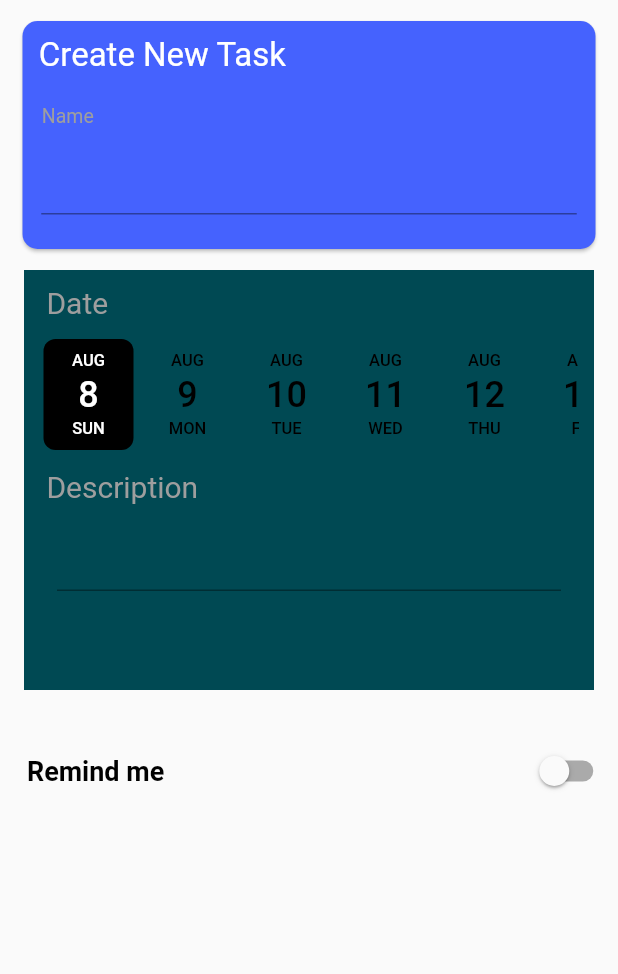
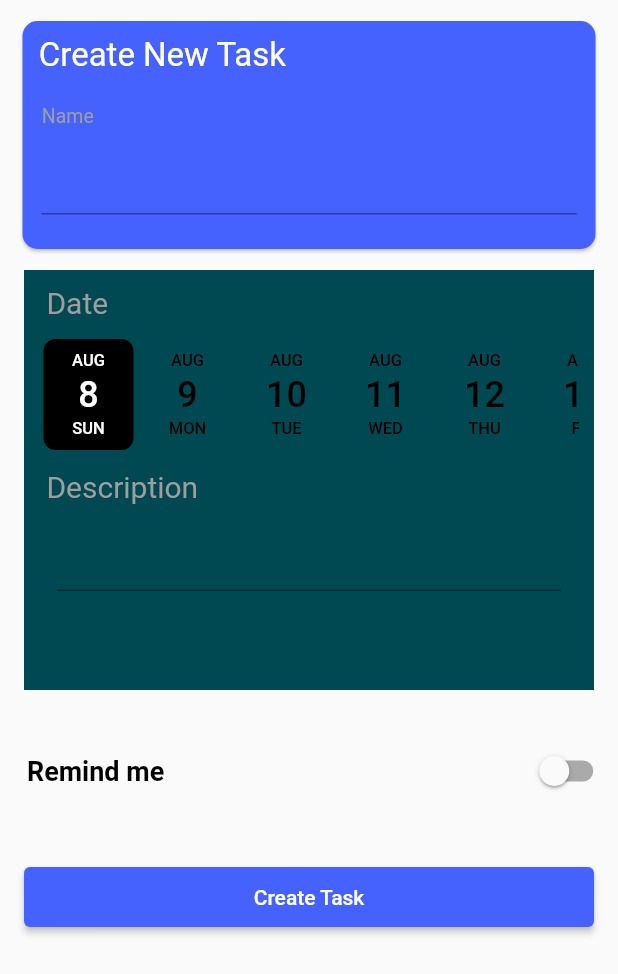
Before and after one commit to zdravkostanin1/tasklist, a Flutter app: the screen it shows after launch, after a tap on the "add" icon, on a phone screen of 412 x 824 dp. Shown: the top 974 px of the screen. Run offline on Flutter 3.47's test engine with Material 2 defaults, Android fonts, the phone set to English and light mode, and no system bars; drawn by our look-alikes of date_picker_timeline; our stand-ins replace animated_bottom_navigation_bar; missing offline and left inert: calendar_appbar.

Commit message:
Added a SizedBox to add spacing between the widgets.
Added a Container, for fixing the ElevatedButton's size.

Added the Elevated button and added some styling, so i can set the colors.

```diff
--- a/lib/CreateTaskScreen.dart
+++ b/lib/CreateTaskScreen.dart
@@ -199,6 +199,28 @@ class _CreateTaskState extends State<CreateTask> {
                 ),
               ],
             ),
+
+            /// SizedBox for space
+            SizedBox(
+              height: 40.0,
+            ),
+
+            /// Wrapped our ElevatedButton, in a container to fix the size of it.
+            Container(
+              width: 380.0,
+              height: 40.0,
+
+              /// Create Task Button
+              child: ElevatedButton(
+                style: ElevatedButton.styleFrom(
+                  primary: Color(0xFF4562FE),
+                ),
+
+                /// Functionality of the Create Task Button
+                onPressed: () {},
+                child: Text('Create Task'),
+              ),
+            ),
           ],
         ),
       ),
```
